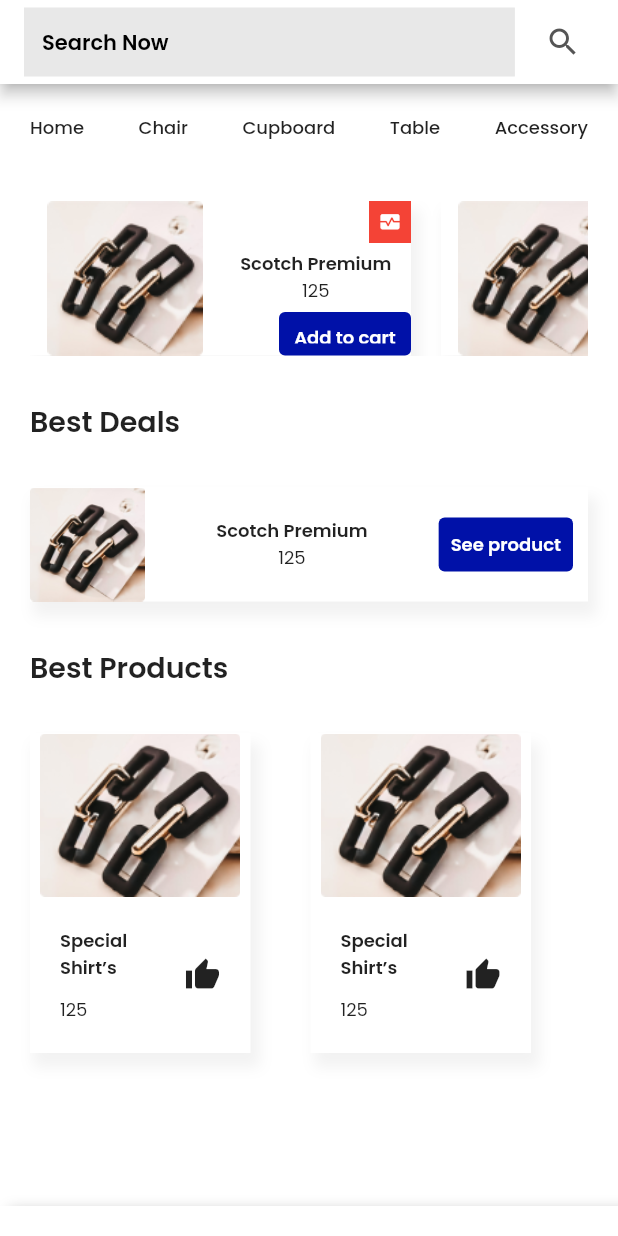
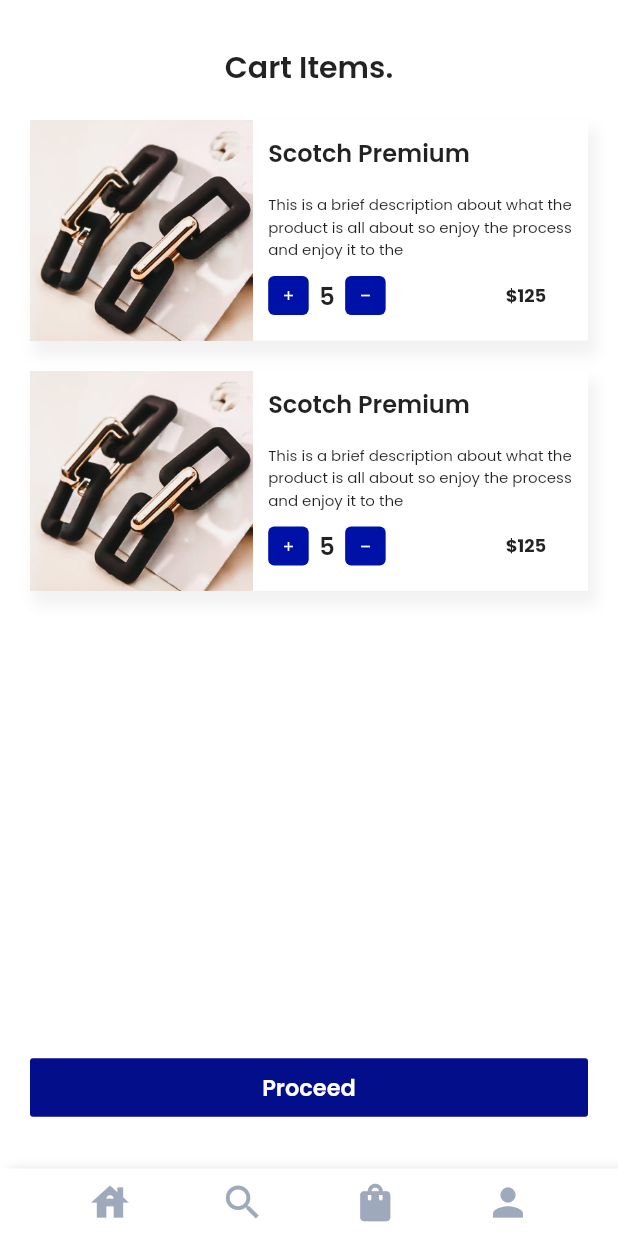
Before and after one commit to ayoolat/e_commerce_app, a Flutter app: the DashboardScreen screen opened by its route, after a tap on "Add to cart", on a phone screen of 412 x 824 dp. Run offline on Flutter 3.47's test engine with Material 2 defaults, Android fonts, the phone set to English and light mode, and no system bars.

Commit message:
Completed UIs

```diff
--- /dev/null
+++ b/lib/components/BottomNav.dart
@@ -0,0 +1,63 @@
+import 'package:flutter/cupertino.dart';
+import 'package:flutter/material.dart';
+
+import '../utils/constants.dart';
+
+class BottomNav extends StatelessWidget {
+  const BottomNav({
+    Key? key,
+  }) : super(key: key);
+
+  @override
+  Widget build(BuildContext context) {
+    return Container(
+      height: 45,
+      decoration: BoxDecoration(
+        boxShadow: [
+          BoxShadow(
+            color: Colors.black.withOpacity(0.2),
+            spreadRadius: 2,
+            blurRadius: 7,
+            offset: const Offset(8, 4),
+          ),
+        ],
+        color: Colors.white,
+      ),
+      child: Row(
+        mainAxisAlignment: MainAxisAlignment.spaceEvenly,
+        children: [
+          GestureDetector(
+            onTap: () {
+              Navigator.pushNamed(context, '/dashboard');
+            },
+            child: const Icon(
+              Icons.house,
+              color: kIconColor,
+              size: kIconSize,
+            ),
+          ),
+          const Icon(
+            Icons.search,
+            color: kIconColor,
+            size: kIconSize,
+          ),
+          GestureDetector(
+            onTap: () {
+              Navigator.pushNamed(context, '/cart');
+            },
+            child: const Icon(
+              Icons.shopping_bag,
+              color: kIconColor,
+              size: kIconSize,
+            ),
+          ),
+          const Icon(
+            Icons.person,
+            color: kIconColor,
+            size: kIconSize,
+          ),
+        ],
+      ),
+    );
+  }
+}
--- /dev/null
+++ b/lib/components/DashboardAppBar.dart
@@ -0,0 +1,54 @@
+import 'package:flutter/cupertino.dart';
+import 'package:flutter/material.dart';
+
+class DashboardAppBar extends StatelessWidget {
+  const DashboardAppBar({
+    Key? key,
+  }) : super(key: key);
+
+  @override
+  Widget build(BuildContext context) {
+    return AppBar(
+      backgroundColor: Colors.white,
+      elevation: 0,
+      title: Column(
+        children: [
+          Row(
+            mainAxisAlignment: MainAxisAlignment.start,
+            children: const [
+              Flexible(
+                flex: 10,
+                child: TextField(
+                  decoration: InputDecoration(
+                    filled: true,
+                    hintText: 'Search Now',
+                    fillColor: Color(0xFFE8E8E8),
+                    isDense: true,
+                    contentPadding: EdgeInsets.all(8.0),
+                    border: InputBorder.none,
+                    hintStyle: TextStyle(
+                      fontSize: 14,
+                      fontWeight: FontWeight.w600,
+                      color: Colors.black,
+                    ),
+                  ),
+                ),
+              ),
+              SizedBox(
+                width: 18.0,
+              ),
+              Flexible(
+                flex: 1,
+                child: Icon(
+                  Icons.search,
+                  color: Color(0xFF555555),
+                ),
+              )
+            ],
+          ),
+        ],
+      ),
+      automaticallyImplyLeading: false,
+    );
+  }
+}
--- /dev/null
+++ b/lib/components/amountButton.dart
@@ -0,0 +1,24 @@
+import 'package:flutter/cupertino.dart';
+import 'package:flutter/material.dart';
+
+class AmountButton extends StatelessWidget {
+  final Icon icon;
+
+  AmountButton({required this.icon});
+
+  @override
+  Widget build(BuildContext context) {
+    return SizedBox(
+      height: 26,
+      width: 27,
+      child: TextButton(
+          style: ButtonStyle(
+            backgroundColor: MaterialStateProperty.all(
+              const Color(0xFF0011A8),
+            ),
+          ),
+          onPressed: () {},
+          child: icon),
+    );
+  }
+}
--- a/lib/components/bestDealsCard.dart
+++ b/lib/components/bestDealsCard.dart
@@ -31,20 +31,29 @@ class BestDealsCard extends StatelessWidget {
               fit: BoxFit.contain,
             ),
           ),
-          SizedBox(
+          Expanded(
+            child: Padding(
+              padding: const EdgeInsets.all(10.0),
               child: Column(
                 crossAxisAlignment: CrossAxisAlignment.center,
                 mainAxisAlignment: MainAxisAlignment.center,
                 children: [
-                Text(
+                  Align(
+                    alignment: Alignment.centerLeft,
+                    child: Text(
                       name,
                       style: kNameTextStyle,
                     ),
-                Text(
+                  ),
+                  Align(
+                    alignment: Alignment.centerLeft,
+                    child: Text(
                       amount,
                       style: kAmountTextStyle,
                     ),
+                  ),
                 ],
+              ),
             ),
           ),
           Padding(
@@ -52,7 +61,9 @@ class BestDealsCard extends StatelessWidget {
             child: SizedBox(
               child: TextButton(
                 style: kCardButtonStyle,
-                onPressed: () {},
+                onPressed: () {
+                  Navigator.pushNamed(context, '/details');
+                },
                 child: const Text(
                   'See product',
                   style: kCardTextStyle,
--- a/lib/components/bestProductsCard.dart
+++ b/lib/components/bestProductsCard.dart
@@ -12,7 +12,11 @@ class BestProductsCard extends StatelessWidget {
 
   @override
   Widget build(BuildContext context) {
-    return Container(
+    return GestureDetector(
+      onTap: () {
+        Navigator.pushNamed(context, '/details');
+      },
+      child: Container(
         width: 147,
         height: 213,
         decoration: BoxDecoration(
@@ -32,6 +36,7 @@ class BestProductsCard extends StatelessWidget {
             ),
             Padding(
               padding: const EdgeInsets.all(20.0),
+              child: Container(
                 child: Row(
                   mainAxisAlignment: MainAxisAlignment.spaceEvenly,
                   children: [
@@ -57,17 +62,23 @@ class BestProductsCard extends StatelessWidget {
                         ],
                       ),
                     ),
-                Flexible(
+                    const Flexible(
                       flex: 1,
-                  child: Container(
+                      child: Align(
                         alignment: Alignment.topRight,
-                      child: const Icon(Icons.thumb_up)),
-                )
-              ],
+                        child: Icon(
+                          Icons.thumb_up,
+                          size: 15,
+                        ),
                       ),
                     )
                   ],
                 ),
+              ),
+            )
+          ],
+        ),
+      ),
     );
   }
 }
--- a/lib/components/horizontalCard.dart
+++ b/lib/components/horizontalCard.dart
@@ -12,9 +12,13 @@ class HorizontalCard extends StatelessWidget {
 
   @override
   Widget build(BuildContext context) {
-    return Container(
+    return GestureDetector(
+      onTap: () {
+        Navigator.pushNamed(context, '/details');
+      },
+      child: Container(
         height: 103.0,
-      width: 254.0,
+        width: 274.0,
         decoration: BoxDecoration(
           color: Colors.white,
           boxShadow: [
@@ -29,8 +33,11 @@ class HorizontalCard extends StatelessWidget {
                 height: 103.0,
                 width: 104.0,
                 child: Image(
-                image: AssetImage('images/dashboardImage.png'),
+                  image: AssetImage(
+                    'images/productDetail2.jpg',
+                  ),
                   fit: BoxFit.contain,
+                  width: double.infinity,
                 ),
               ),
             ),
@@ -58,15 +65,21 @@ class HorizontalCard extends StatelessWidget {
                   const SizedBox(
                     height: 5.0,
                   ),
-                Text(
+                  Align(
+                    alignment: Alignment.centerLeft,
+                    child: Text(
                       name,
                       style: kNameTextStyle,
                       textAlign: TextAlign.start,
                     ),
-                Text(
+                  ),
+                  Align(
+                    alignment: Alignment.centerLeft,
+                    child: Text(
                       amount,
                       style: kAmountTextStyle,
                       textAlign: TextAlign.end,
+                    ),
                   ),
                   const SizedBox(
                     height: 5.0,
@@ -77,7 +90,9 @@ class HorizontalCard extends StatelessWidget {
                       height: 29,
                       width: 88,
                       child: TextButton(
-                      onPressed: () {},
+                        onPressed: () {
+                          Navigator.pushNamed(context, '/cart');
+                        },
                         style: kCardButtonStyle,
                         child: const Text(
                           'Add to cart',
@@ -91,6 +106,7 @@ class HorizontalCard extends StatelessWidget {
             )
           ],
         ),
+      ),
     );
   }
 }
--- a/lib/main.dart
+++ b/lib/main.dart
@@ -1,5 +1,8 @@
+import 'package:e_commerce_app/renders/cartScreen.dart';
 import 'package:e_commerce_app/renders/dashboardScreen.dart';
+import 'package:e_commerce_app/renders/emptyCartScreen.dart';
 import 'package:e_commerce_app/renders/loginScreen.dart';
+import 'package:e_commerce_app/renders/productsDetailsScreen.dart';
 import 'package:e_commerce_app/renders/registrationScreen.dart';
 import 'package:e_commerce_app/renders/resetPasswordScreen.dart';
 import 'package:flutter/material.dart';
@@ -20,6 +23,9 @@ class MyApp extends StatelessWidget {
         '/login': (context) => LoginScreen(),
         '/reset': (context) => ResetPasswordScreen(),
         '/dashboard': (context) => DashboardScreen(),
+        '/details': (context) => ProductDetailsScreen(),
+        '/cart': (context) => CartScreen(),
+        '/empty': (context) => EmptyCartScreen(),
       },
     );
   }
--- /dev/null
+++ b/lib/renders/cartScreen.dart
@@ -0,0 +1,183 @@
+import 'package:flutter/cupertino.dart';
+import 'package:flutter/material.dart';
+import '../components/BottomNav.dart';
+import '../components/amountButton.dart';
+import '../utils/constants.dart';
+
+class CartScreen extends StatefulWidget {
+  @override
+  State<CartScreen> createState() => _CartScreenState();
+}
+
+class _CartScreenState extends State<CartScreen> {
+  @override
+  Widget build(BuildContext context) {
+    return Scaffold(
+      backgroundColor: Colors.white,
+      body: Padding(
+        padding: const EdgeInsets.fromLTRB(20, 30, 20, 30),
+        child: Column(
+          children: [
+            const Text(
+              'Cart Items.',
+              style: TextStyle(
+                fontSize: 20,
+                fontWeight: FontWeight.w600,
+              ),
+            ),
+            const SizedBox(
+              height: 20,
+            ),
+            Column(
+              children: const [
+                CartProductCard(
+                  image: 'images/productDetail2.jpg',
+                  name: 'Scotch Premium',
+                  amount: '\$125',
+                ),
+                SizedBox(
+                  height: 20,
+                ),
+                CartProductCard(
+                  image: 'images/productDetail2.jpg',
+                  name: 'Scotch Premium',
+                  amount: '\$125',
+                )
+              ],
+            ),
+            Expanded(
+              child: Align(
+                alignment: FractionalOffset.bottomCenter,
+                child: SizedBox(
+                  width: double.infinity,
+                  child: TextButton(
+                    onPressed: () {
+                      Navigator.pushNamed(context, '/empty');
+                    },
+                    style: ButtonStyle(
+                      backgroundColor: MaterialStateProperty.all(
+                        const Color(0xFF020E8A),
+                      ),
+                      shape: MaterialStateProperty.all(
+                        RoundedRectangleBorder(
+                          borderRadius: BorderRadius.circular(2),
+                        ),
+                      ),
+                    ),
+                    child: const Text(
+                      'Proceed',
+                      style: TextStyle(
+                          fontSize: 15,
+                          fontWeight: FontWeight.w600,
+                          color: Colors.white),
+                    ),
+                  ),
+                ),
+              ),
+            ),
+          ],
+        ),
+      ),
+      bottomNavigationBar: const BottomNav(),
+    );
+  }
+}
+
+class CartProductCard extends StatelessWidget {
+  final String image;
+  final String name;
+  final String amount;
+
+  const CartProductCard(
+      {required this.image, required this.name, required this.amount});
+
+  @override
+  Widget build(BuildContext context) {
+    return Container(
+      decoration: BoxDecoration(
+        color: Colors.white,
+        boxShadow: [
+          kcardBoxShadow,
+        ],
+      ),
+      height: 147,
+      width: double.infinity,
+      child: Row(
+        children: [
+          Flexible(
+            flex: 4,
+            child: Image(
+              image: AssetImage(image),
+              fit: BoxFit.cover,
+              height: double.infinity,
+            ),
+          ),
+          Flexible(
+            flex: 6,
+            child: Padding(
+              padding: const EdgeInsets.all(10.0),
+              child: Column(
+                children: [
+                  Align(
+                    alignment: Alignment.topLeft,
+                    child: Text(
+                      name,
+                      style: const TextStyle(
+                          fontSize: 16, fontWeight: FontWeight.w600),
+                    ),
+                  ),
+                  const SizedBox(
+                    height: 15,
+                  ),
+                  Row(
+                    children: const [
+                      Expanded(
+                        child: Text(
+                          'This is a brief description about what the product is all about so enjoy the process and enjoy it to the',
+                          style: TextStyle(
+                            fontSize: 10,
+                            fontWeight: FontWeight.w300,
+                          ),
+                        ),
+                      ),
+                    ],
+                  ),
+                  const SizedBox(
+                    height: 10,
+                  ),
+                  Row(
+                    children: [
+                      AmountButton(icon: kAddIcon),
+                      const SizedBox(
+                        width: 7,
+                      ),
+                      const Text('5', style: kQuantityButton),
+                      const SizedBox(
+                        width: 7,
+                      ),
+                      AmountButton(icon: kMinusIcon),
+                      const SizedBox(
+                        width: 80,
+                      ),
+                      Align(
+                        alignment: Alignment.bottomRight,
+                        child: Text(
+                          amount,
+                          style: const TextStyle(
+                            fontSize: 12,
+                            fontWeight: FontWeight.w700,
+                          ),
+                          textAlign: TextAlign.end,
+                        ),
+                      )
+                    ],
+                  )
+                ],
+              ),
+            ),
+          )
+        ],
+      ),
+    );
+  }
+}
--- a/lib/renders/dashboardScreen.dart
+++ b/lib/renders/dashboardScreen.dart
@@ -1,5 +1,7 @@
 import 'package:flutter/cupertino.dart';
 import 'package:flutter/material.dart';
+import '../components/BottomNav.dart';
+import '../components/DashboardAppBar.dart';
 import '../components/bestDealsCard.dart';
 import '../components/bestProductsCard.dart';
 import '../components/horizontalCard.dart';
@@ -17,53 +19,12 @@ class _DashboardScreenState extends State<DashboardScreen> {
   Widget build(BuildContext context) {
     return Scaffold(
       backgroundColor: Colors.white,
-      appBar: AppBar(
-        backgroundColor: Colors.white,
-        title: SingleChildScrollView(
-          scrollDirection: Axis.vertical,
-          child: Column(
-            children: [
-              Row(
-                mainAxisAlignment: MainAxisAlignment.start,
-                children: const [
-                  Flexible(
-                    flex: 10,
-                    child: TextField(
-                      decoration: InputDecoration(
-                        filled: true,
-                        hintText: 'Search Now',
-                        fillColor: Color(0xFFE8E8E8),
-                        isDense: true,
-                        contentPadding: EdgeInsets.all(12.0),
-                        border: InputBorder.none,
-                        hintStyle: TextStyle(
-                          fontSize: 14,
-                          fontWeight: FontWeight.w600,
-                          color: Colors.black,
-                        ),
-                      ),
-                    ),
-                  ),
-                  SizedBox(
-                    width: 20.0,
-                  ),
-                  Flexible(
-                    flex: 1,
-                    child: Icon(
-                      Icons.search,
-                      color: Color(0xFF555555),
-                    ),
-                  )
-                ],
-              ),
-            ],
-          ),
-        ),
-        automaticallyImplyLeading: false,
+      appBar: const PreferredSize(
+        preferredSize: Size.fromHeight(50.0),
+        child: DashboardAppBar(),
       ),
       body: Padding(
-        padding: const EdgeInsets.all(20.0),
-        child: Container(
+        padding: const EdgeInsets.fromLTRB(20.0, 15.0, 20.0, 10.0),
         child: Column(
           crossAxisAlignment: CrossAxisAlignment.stretch,
           children: [
@@ -93,7 +54,7 @@ class _DashboardScreenState extends State<DashboardScreen> {
               ],
             ),
             const SizedBox(
-                height: 40,
+              height: 30,
             ),
             SingleChildScrollView(
               scrollDirection: Axis.horizontal,
@@ -103,10 +64,10 @@ class _DashboardScreenState extends State<DashboardScreen> {
                   HorizontalCard(
                     image: 'images/productImage.png',
                     name: 'Scotch Premium',
-                      amount: '125',
+                    amount: '\$125',
                   ),
                   SizedBox(
-                      width: 20,
+                    width: 18,
                   ),
                   HorizontalCard(
                     image: 'images/productImage.png',
@@ -133,7 +94,7 @@ class _DashboardScreenState extends State<DashboardScreen> {
             const BestDealsCard(
               image: 'images/productImage.png',
               name: 'Scotch Premium',
-                amount: '125',
+              amount: '\$125',
             ),
             const SizedBox(
               height: 30.0,
@@ -158,7 +119,7 @@ class _DashboardScreenState extends State<DashboardScreen> {
                       BestProductsCard(
                         image: 'images/productImage.png',
                         name: "Special Shirt’s",
-                          amount: '125',
+                        amount: '\$125',
                       ),
                       const SizedBox(
                         width: 40,
@@ -166,7 +127,7 @@ class _DashboardScreenState extends State<DashboardScreen> {
                       BestProductsCard(
                         image: 'images/productImage.png',
                         name: "Special Shirt’s",
-                          amount: '125',
+                        amount: '\$125',
                       ),
                     ],
                   ),
@@ -176,21 +137,7 @@ class _DashboardScreenState extends State<DashboardScreen> {
           ],
         ),
       ),
-      ),
-      bottomNavigationBar: Container(
-        height: 20,
-        decoration: BoxDecoration(
-          boxShadow: [
-            BoxShadow(
-              color: Colors.black.withOpacity(0.2),
-              spreadRadius: 2,
-              blurRadius: 7,
-              offset: const Offset(8, 4),
-            ),
-          ],
-          color: Colors.white,
-        ),
-      ),
+      bottomNavigationBar: const BottomNav(),
     );
   }
 }
--- a/lib/utils/constants.dart
+++ b/lib/utils/constants.dart
@@ -1,6 +1,8 @@
 import 'package:flutter/material.dart';
 
 const KTextColor = Color(0xFF000000);
+const kIconColor = Color(0xFF9EAABB);
+const kIconSize = 30.0;
 const kHeadingText = TextStyle(
   fontSize: 31,
   color: KTextColor,
@@ -56,5 +58,16 @@ const kDashboardHeading = TextStyle(
   fontSize: 19.0,
   fontWeight: FontWeight.w600,
 );
+const kMinusIcon = Icon(
+  Icons.remove,
+  color: Colors.white,
+  size: 10,
+);
+const kAddIcon = Icon(
+  Icons.add,
+  color: Colors.white,
+  size: 10,
+);
+const kQuantityButton = TextStyle(fontWeight: FontWeight.w600, fontSize: 16);
 const kCategoryText = TextStyle(fontWeight: FontWeight.w500, fontSize: 12);
 // const kButtonStyle = TextStyle()
```
Also changed, not shown: lib/renders/emptyCartScreen.dart (added, +25 -0 lines), lib/renders/productsDetailsScreen.dart (added, +127 -0 lines), images/Frame 17.png (added), images/productDetail.png (added), images/productDetail2.jpg (added), images/productDetail2.svg (added). Lines whose indentation alone changed are shown as unchanged.
